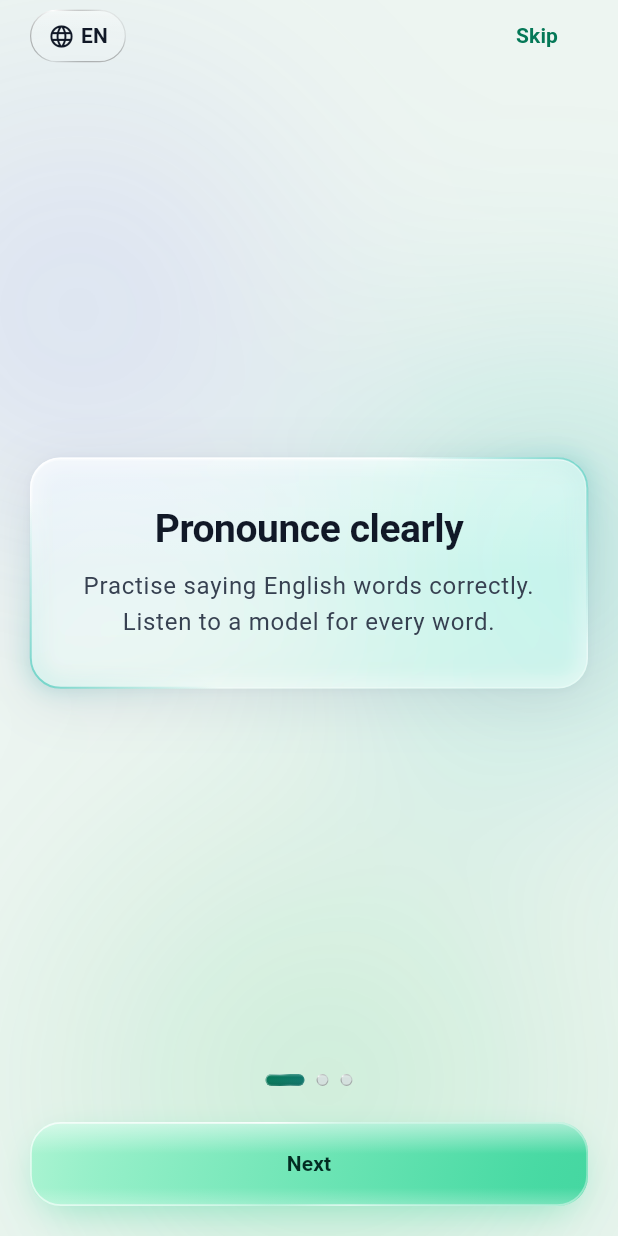
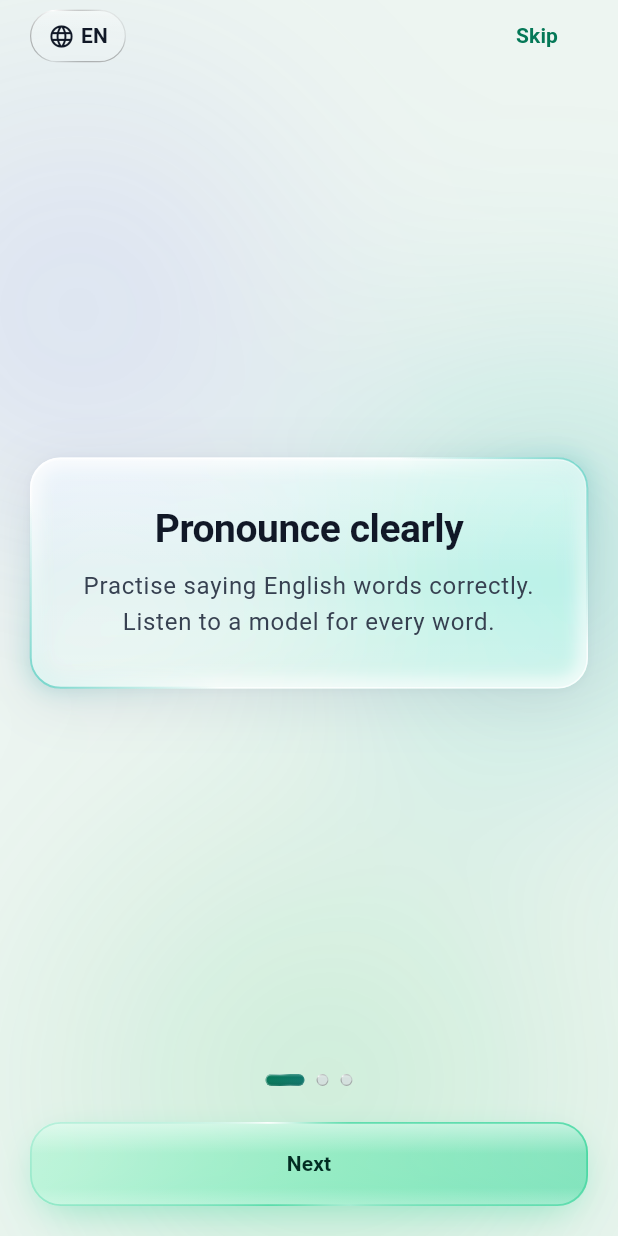
Before and after one commit to samandar-hodiev/voca, a Flutter app: the screen it shows after launch, on a phone screen of 412 x 824 dp. Run offline on Flutter 3.47's test engine with Material 3 defaults, Android fonts, the phone set to English and light mode, and no system bars; our stand-ins replace dio, firebase_auth, firebase_core, flutter_riverpod, flutter_secure_storage, go_router and 3 more; accounts and stored records are empty.

Commit message:
Continue tugmasi va onboarding kartasi shaffof suyuq shisha
- Asosiy tugma yarim shaffof premium yashil shisha: yorug' rejimda 50%, qorong'ida 40%
  qoplama, orqadagi fon tugma orqali ko'rinadi; yuqorida yaltiroq tasma, pastda nozik
  yorug'lik, oqdan yashilga o'tadigan qirra
- Tugma nuri faqat tashqarida chiziladi (oddiy soya yarim shaffof tanani to'ldirib
  qo'yardi); tugma ichi #92F0C7 dan #B2F0D2 ga ochildi
- Qorong'i rejimda tugma chuqurroq zumrad (#10B981 -> #059669), yozuvi oq; kontrast
  eng yomon fonda 5.19:1
- Onboarding kartasi shaffof suyuq shisha (GlassCard clear): deyarli tintsiz, hajm
  yorug'lik bilan - yaltiroq tasma, kaustika, chet yorug'ligi, yorqin qirra, burchak nuri
- Tashqi soya chizuvchi umumiy qilindi (OuterShadowPainter)
- Kontrast testlari: tugma yozuvi har bir tema ranglarida, shaffof karta matni

Co-Authored-By: Claude Opus 5 <noreply@anthropic.com>

```diff
--- a/mobile/lib/core/widgets/app_button.dart
+++ b/mobile/lib/core/widgets/app_button.dart
@@ -185,7 +185,10 @@ class _VocaButtonState extends State<_VocaButton> {
     final colors = context.vocaColors;
     final text = context.vocaText;
 
-    final (background, foreground, border) = _resolveColors(colors);
+    final (background, foreground, border) = _resolveColors(
+      colors,
+      Theme.of(context).brightness == Brightness.dark,
+    );
 
     final content = widget.isLoading
         ? SizedBox(
@@ -302,7 +305,7 @@ class _VocaButtonState extends State<_VocaButton> {
   }
 
   /// Returns background, foreground and optional border for the current state.
-  (Color, Color, Color?) _resolveColors(VocaColors colors) {
+  (Color, Color, Color?) _resolveColors(VocaColors colors, bool dark) {
     if (!_enabled) {
       return switch (widget.emphasis) {
         _Emphasis.primary => (colors.border, colors.textDisabled, null),
@@ -316,10 +319,11 @@ class _VocaButtonState extends State<_VocaButton> {
     }
 
     return switch (widget.emphasis) {
-      // Deep green on the light green glass: white would not read on it.
+      // Deep green on the half-clear green glass in light; white in dark, where the
+      // glass over the dark page comes out a deep jade.
       _Emphasis.primary => (
         _pressed ? colors.primaryPressed : colors.primary,
-        PremiumGreen.label,
+        dark ? PremiumGreen.labelOnDark : PremiumGreen.label,
         null,
       ),
       // The darker brand tone: brand-coloured text on clear glass over the background
@@ -337,7 +341,7 @@ class _VocaButtonState extends State<_VocaButton> {
 /// The primary action: a pane of light, premium green glass.
 ///
 /// What is behind it is blurred and made more saturated, as with every glass surface. The
-/// body is a mint-to-emerald liquid, lit by a specular band across the top and a faint
+/// body is a half-clear mint-to-emerald liquid that lets the page show through, lit by a specular band across the top and a faint
 /// caustic along the bottom, with a bright rim and a soft green glow beneath. Light and
 /// clear rather than a dark slab of ink, so the one action a screen asks for reads as the
 /// most precious object on it.
@@ -358,11 +362,17 @@ class _PrimaryGlass extends StatelessWidget {
   Widget build(BuildContext context) {
     final colors = context.vocaColors;
     const radius = VocaRadius.largeAll;
+    final dark = Theme.of(context).brightness == Brightness.dark;
+    final alpha = dark ? PremiumGreen.alphaDark : PremiumGreen.alphaLight;
     final (start, end) = !enabled
         ? (colors.border, colors.border)
         : pressed
-        ? (PremiumGreen.pressedStart, PremiumGreen.pressedEnd)
-        : (PremiumGreen.start, PremiumGreen.end);
+        ? (dark
+              ? (PremiumGreen.darkPressedStart, PremiumGreen.darkPressedEnd)
+              : (PremiumGreen.pressedStart, PremiumGreen.pressedEnd))
+        : (dark
+              ? (PremiumGreen.darkStart, PremiumGreen.darkEnd)
+              : (PremiumGreen.start, PremiumGreen.end));
 
     final glass = ClipRRect(
       borderRadius: radius,
@@ -377,8 +387,8 @@ class _PrimaryGlass extends StatelessWidget {
               begin: Alignment.topLeft,
               end: Alignment.bottomRight,
               colors: [
-                start.withValues(alpha: PremiumGreen.alpha),
-                end.withValues(alpha: PremiumGreen.alpha),
+                start.withValues(alpha: alpha),
+                end.withValues(alpha: alpha),
               ],
             ),
           ),
@@ -404,21 +414,22 @@ class _PrimaryGlass extends StatelessWidget {
       ),
     );
 
-    return DecoratedBox(
-      decoration: BoxDecoration(
+    // The glow falls outside the glass only: under half-clear glass an ordinary shadow
+    // would show through and fill the button back in.
+    return CustomPaint(
+      painter: OuterShadowPainter(
         borderRadius: radius,
-        boxShadow: enabled && !pressed
+        shadows: enabled && !pressed
             ? [
                 BoxShadow(
-                  color: PremiumGreen.end.withValues(alpha: 0.45),
+                  color: end.withValues(alpha: 0.45),
                   blurRadius: 22,
                   spreadRadius: -6,
                   offset: const Offset(0, 8),
                 ),
               ]
-            : null,
+            : const [],
       ),
-      position: DecorationPosition.background,
       child: Stack(
         fit: StackFit.passthrough,
         children: [
@@ -432,7 +443,7 @@ class _PrimaryGlass extends StatelessWidget {
                     width: 1.2,
                     gradient: specularRim(
                       Colors.white.withValues(alpha: 0.95),
-                      Colors.white.withValues(alpha: 0.35),
+                      end.withValues(alpha: 0.7),
                     ),
                   ),
                 ),
--- a/mobile/lib/core/widgets/glass_surface.dart
+++ b/mobile/lib/core/widgets/glass_surface.dart
@@ -216,7 +216,7 @@ class GlassSurface extends StatelessWidget {
     // The shadow is painted outside the pane only. Under translucent glass an ordinary
     // shadow shows through and turns the pane grey.
     return CustomPaint(
-      painter: _OuterShadow(
+      painter: OuterShadowPainter(
         borderRadius: radius,
         shadows: shadows ?? glass.shadows,
       ),
@@ -336,9 +336,10 @@ class _EdgeLens extends CustomPainter {
       old.borderRadius != borderRadius || old.color != color;
 }
 
-/// Paints [shadows] around a pane and never under it.
-class _OuterShadow extends CustomPainter {
-  const _OuterShadow({required this.borderRadius, required this.shadows});
+/// Paints [shadows] around a shape and never under it. Anything translucent needs this:
+/// an ordinary shadow shows through half-clear glass and fills it back in.
+class OuterShadowPainter extends CustomPainter {
+  const OuterShadowPainter({required this.borderRadius, required this.shadows});
 
   final BorderRadius borderRadius;
   final List<BoxShadow> shadows;
@@ -368,7 +369,7 @@ class _OuterShadow extends CustomPainter {
   }
 
   @override
-  bool shouldRepaint(_OuterShadow old) =>
+  bool shouldRepaint(OuterShadowPainter old) =>
       old.borderRadius != borderRadius || old.shadows != shadows;
 }
 
@@ -483,6 +484,7 @@ class GlassCard extends StatelessWidget {
     this.onTap,
     this.blur = true,
     this.semanticLabel,
+    this.clear = false,
   });
 
   final Widget child;
@@ -491,15 +493,50 @@ class GlassCard extends StatelessWidget {
   final bool blur;
   final String? semanticLabel;
 
+  /// See-through liquid glass: almost no tint, so the page shows through the card, and
+  /// its volume carried by light instead: a sheen across the top, a caustic along the
+  /// bottom, light gathered inside the edge, a bright rim and the corner light. For a card
+  /// that stands on the page, not a sheet or dialog that opens over content.
+  final bool clear;
+
+  /// The tint of a [clear] card, per theme. Public so the contrast test checks text on it.
+  @visibleForTesting
+  static Color clearTint(Brightness brightness) => brightness == Brightness.dark
+      ? const Color(0x590A0E14)
+      : const Color(0x1AFFFFFF);
+
   @override
   Widget build(BuildContext context) {
     final glass = context.vocaGlass;
     final radius = BorderRadius.circular(glass.radius);
 
+    final dark = Theme.of(context).brightness == Brightness.dark;
     Widget card = GlassSurface(
       padding: padding,
       borderRadius: radius,
       blur: blur,
+      tint: clear ? clearTint(Theme.of(context).brightness) : null,
+      highlight: clear ? Color(dark ? 0x14FFFFFF : 0x59FFFFFF) : null,
+      tintGradient: clear
+          ? LinearGradient(
+              begin: Alignment.topCenter,
+              end: Alignment.bottomCenter,
+              colors: dark
+                  ? const [
+                      Color(0x0AFFFFFF),
+                      Color(0x00FFFFFF),
+                      Color(0x14FFFFFF),
+                    ]
+                  : const [
+                      Color(0x1FFFFFFF),
+                      Color(0x00FFFFFF),
+                      Color(0x33FFFFFF),
+                    ],
+              stops: const [0, 0.55, 1],
+            )
+          : null,
+      rimBottom: clear ? Color(dark ? 0x33FFFFFF : 0xB3FFFFFF) : null,
+      edgeLight: clear ? Color(dark ? 0x40FFFFFF : 0xF2FFFFFF) : null,
       child: child,
     );
 
--- a/mobile/lib/core/widgets/liquid_drop.dart
+++ b/mobile/lib/core/widgets/liquid_drop.dart
@@ -219,11 +219,23 @@ abstract final class PremiumGreen {
   static const pressedStart = Color(0xFF6EE7B7);
   static const pressedEnd = Color(0xFF10B981);
 
-  /// How much of the colour the glass carries: enough to be green, clear enough that
-  /// what is behind still shows through.
-  static const alpha = 0.88;
+  /// The same glass in the dark theme, a step deeper: over the dark page a pale mint
+  /// would leave the white label below contrast.
+  static const darkStart = Color(0xFF10B981);
+  static const darkEnd = Color(0xFF059669);
+  static const darkPressedStart = Color(0xFF059669);
+  static const darkPressedEnd = Color(0xFF047857);
 
-  /// The label on the glass. A deep green, which reads on it in both themes
-  /// (contrast_test).
+  /// How much of the colour the glass carries, per theme: about half, so the page shows
+  /// through the button and it reads as green glass rather than green paint. Dark
+  /// carries a little less, because the dark page behind already deepens it.
+  static const alphaLight = 0.50;
+  static const alphaDark = 0.40;
+
+  /// The label on the glass in the light theme: a deep green (contrast_test).
   static const label = Color(0xFF022C22);
+
+  /// The label on the glass in the dark theme. Half-clear green over the dark page comes
+  /// out a deep jade, where the deep green label would sink; white reads on it.
+  static const labelOnDark = Color(0xFFFFFFFF);
 }
--- a/mobile/lib/features/onboarding/presentation/pages/onboarding_page.dart
+++ b/mobile/lib/features/onboarding/presentation/pages/onboarding_page.dart
@@ -143,6 +143,7 @@ class _Slide extends StatelessWidget {
       child: Center(
         child: SingleChildScrollView(
           child: GlassCard(
+            clear: true,
             padding: const EdgeInsets.symmetric(
               horizontal: VocaSpacing.xl,
               vertical: VocaSpacing.xxl,
```
Also changed, not shown: 2 other files.
